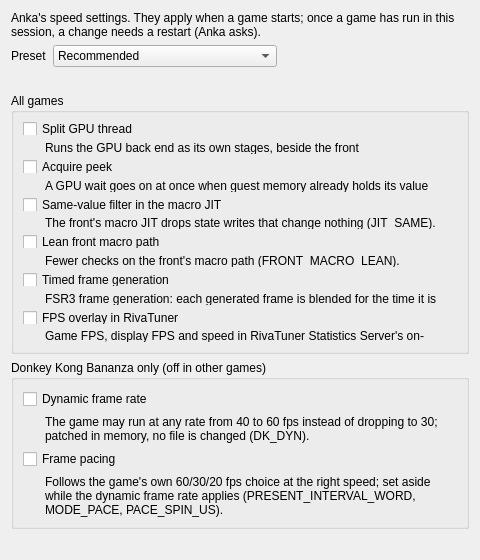
Qt form src/yuzu/configuration/configure_nx2perf.ui (EddizEge/Anka) before a commit.
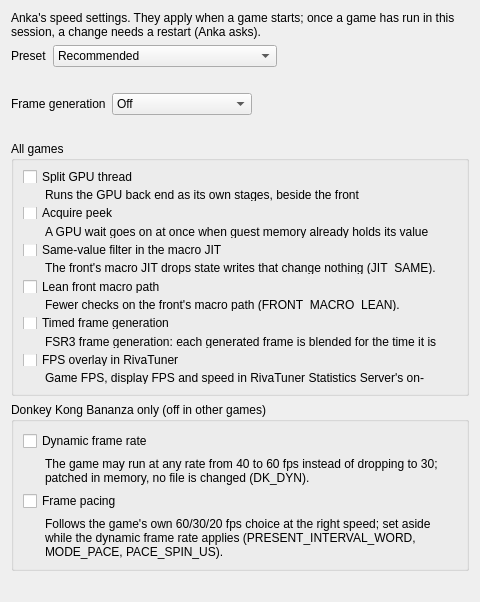
The same form after that commit.

Commit message: Anka: frame generation choice, settings across restarts, English only, standalone

Patch:
```diff
--- a/src/yuzu/configuration/configure_nx2perf.ui
+++ b/src/yuzu/configuration/configure_nx2perf.ui
@@ -88,6 +88,67 @@
      </property>
     </widget>
    </item>
+   <item>
+    <layout class="QHBoxLayout" name="frame_gen_row">
+     <item>
+      <widget class="QLabel" name="frame_gen_label">
+       <property name="text">
+        <string>Frame generation</string>
+       </property>
+       <property name="buddy">
+        <cstring>frame_gen</cstring>
+       </property>
+      </widget>
+     </item>
+     <item>
+      <widget class="QComboBox" name="frame_gen">
+       <item>
+        <property name="text">
+         <string>Off</string>
+        </property>
+       </item>
+       <item>
+        <property name="text">
+         <string>2x</string>
+        </property>
+       </item>
+       <item>
+        <property name="text">
+         <string>Dynamic</string>
+        </property>
+       </item>
+       <item>
+        <property name="text">
+         <string>Other (Graphics tab)</string>
+        </property>
+       </item>
+      </widget>
+     </item>
+     <item>
+      <spacer name="frame_gen_spacer">
+       <property name="orientation">
+        <enum>Qt::Orientation::Horizontal</enum>
+       </property>
+       <property name="sizeHint" stdset="0">
+        <size>
+         <width>0</width>
+         <height>0</height>
+        </size>
+       </property>
+      </spacer>
+     </item>
+    </layout>
+   </item>
+   <item>
+    <widget class="QLabel" name="frame_gen_text">
+     <property name="text">
+      <string/>
+     </property>
+     <property name="wordWrap">
+      <bool>true</bool>
+     </property>
+    </widget>
+   </item>
    <item>
     <widget class="QGroupBox" name="all_games">
      <property name="title">
```
The commit also changes 29 other files.
